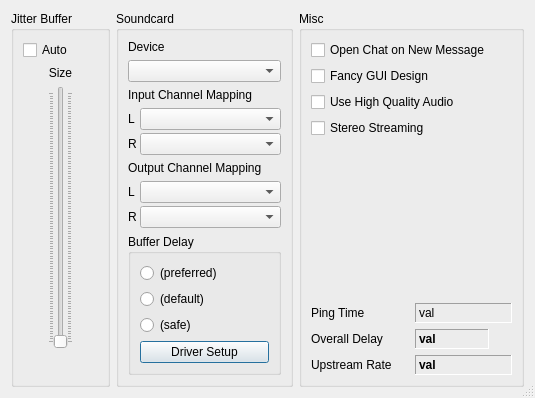
Qt form src/clientsettingsdlgbase.ui (Daninet/jamulus) before a commit.
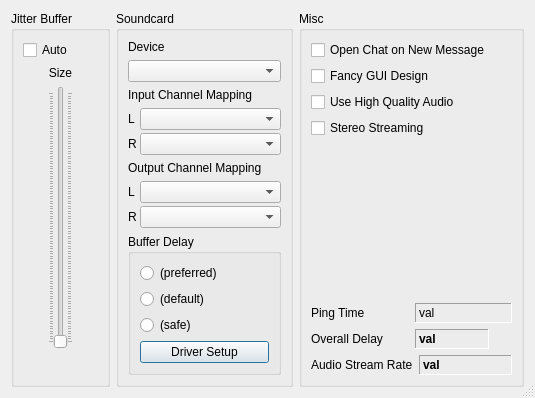
The same form after that commit. Icons and pictures are not drawn. Custom widgets are drawn as their Qt base class.

Commit message: added download link in help menu, changed labels

```diff
--- a/src/clientsettingsdlgbase.ui
+++ b/src/clientsettingsdlgbase.ui
@@ -567,7 +567,7 @@
         <item>
          <widget class="QLabel" name="TextUpstream" >
           <property name="text" >
-           <string>Upstream Rate</string>
+           <string>Audio Stream Rate</string>
           </property>
          </widget>
         </item>
```
The commit also changes 4 other files.
